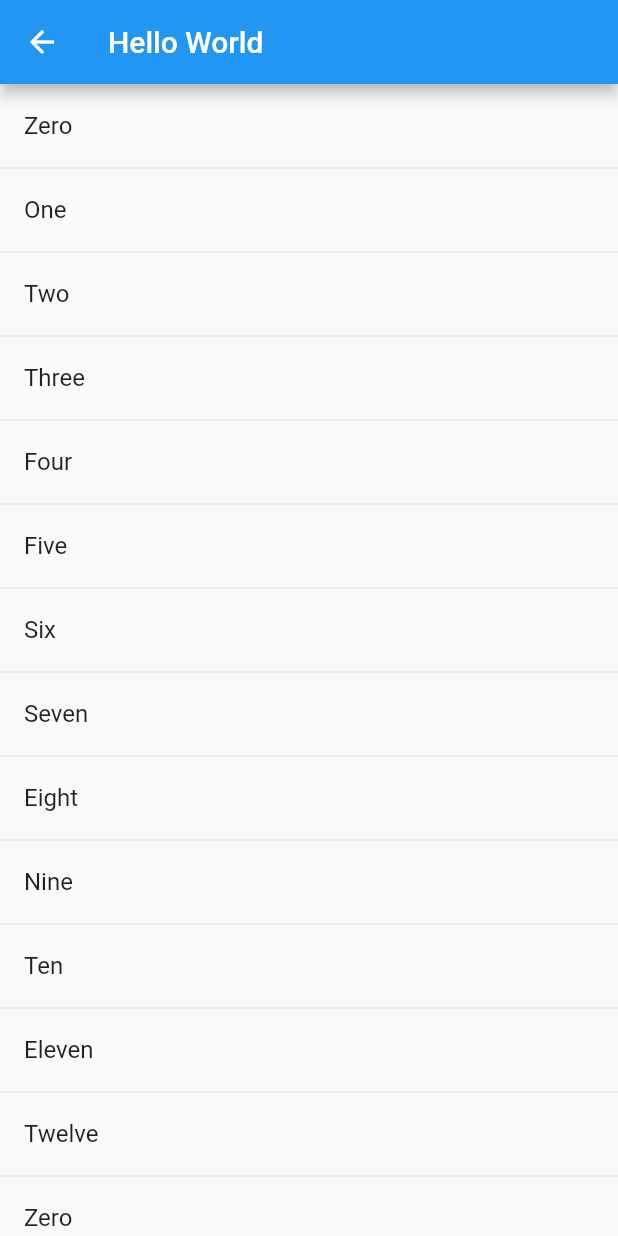
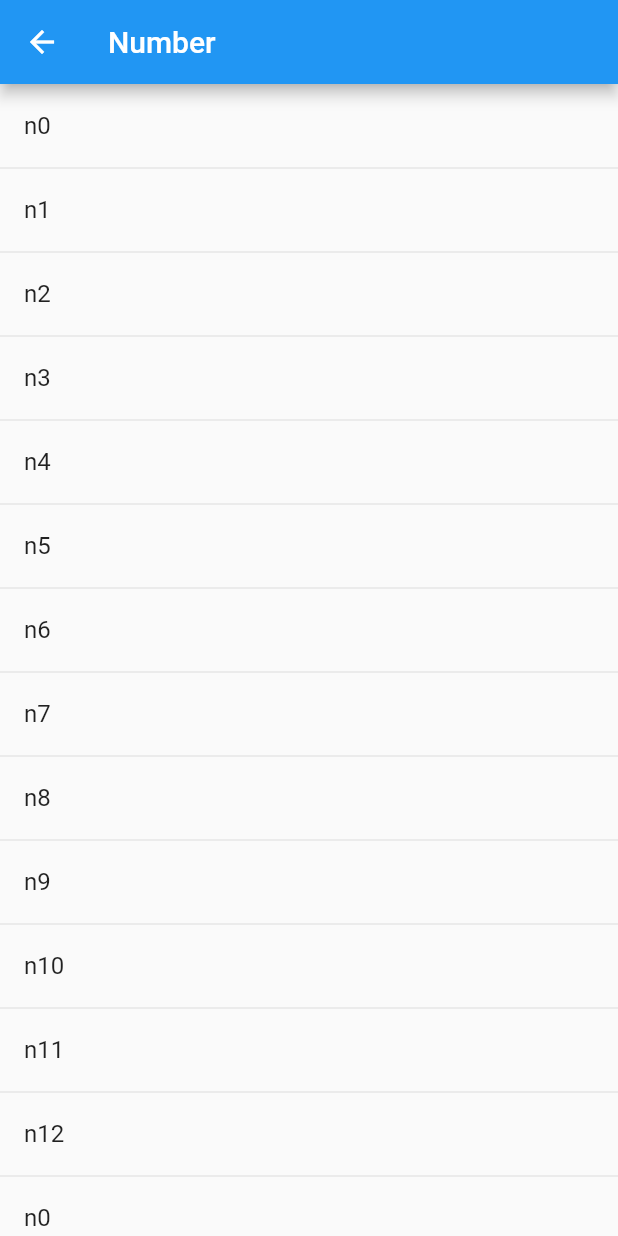
Before and after one commit to uncaose/flutter_test, a Flutter app: the screen it shows after launch, after a tap on "Number", on a phone screen of 412 x 824 dp. Run offline on Flutter 3.47's test engine with Material 2 defaults, Android fonts, the phone set to English and light mode, and no system bars.

Commit message:
Feat: Reset Master

```diff
--- a/lib/src/app.dart
+++ b/lib/src/app.dart
@@ -1,22 +1,12 @@
 import 'package:flutter/material.dart';
-import 'package:flutter_localizations/flutter_localizations.dart';
-import 'i18n/i18n.dart';
-import './routes.dart';
+import 'routes.dart';
 
 class App extends StatelessWidget {
   @override
   Widget build(BuildContext context) {
     return MaterialApp(
-      onGenerateTitle: (BuildContext context) => I18n.of(context).title,
-      localizationsDelegates: [
-        const I18nDelegate(),
-        GlobalMaterialLocalizations.delegate,
-        GlobalWidgetsLocalizations.delegate,
-      ],
-      supportedLocales: [
-        const Locale('en', ''),
-        const Locale('ko', ''),
-      ],
+      title: 'flutter_test',
+      initialRoute: '/',
       routes: routes,
     );
   }
--- a/lib/src/i18n/i18n.dart
+++ /dev/null
@@ -1,72 +0,0 @@
-import 'package:flutter/material.dart';
-import 'package:flutter/foundation.dart' show SynchronousFuture;
-
-class I18n {
-  I18n(this.locale);
-
-  final Locale locale;
-
-  static I18n of(BuildContext context) {
-    return Localizations.of<I18n>(context, I18n);
-  }
-
-  static Map<String, Map<String, String>> _localizedValues = {
-    'en': {
-      'title': 'Hello World',
-      'n0': 'Zero',
-      'n1': 'One',
-      'n2': 'Two',
-      'n3': 'Three',
-      'n4': 'Four',
-      'n5': 'Five',
-      'n6': 'Six',
-      'n7': 'Seven',
-      'n8': 'Eight',
-      'n9': 'Nine',
-      'n10': 'Ten',
-      'n11': 'Eleven',
-      'n12': 'Twelve',
-    },
-    'ko': {
-      'title': '안녕하세요.',
-      'n0': '영',
-      'n1': '일',
-      'n2': '이',
-      'n3': '삼',
-      'n4': '사',
-      'n5': '오',
-      'n6': '육',
-      'n7': '칠',
-      'n8': '팔',
-      'n9': '구',
-      'n10': '십',
-      'n11': '십일',
-      'n12': '십이',
-    },
-  };
-
-  String get title {
-    return _localizedValues[locale.languageCode ?? 'en']['title'];
-  }
-
-  String tr(txt) {
-    return _localizedValues[locale.languageCode ?? 'en'][txt] ?? '';
-  }
-}
-
-class I18nDelegate extends LocalizationsDelegate<I18n> {
-  const I18nDelegate();
-
-  @override
-  bool isSupported(Locale locale) => ['en', 'ko'].contains(locale.languageCode);
-
-  @override
-  Future<I18n> load(Locale locale) {
-    // Returning a SynchronousFuture here because an async "load" operation
-    // isn't needed to produce an instance of Local.
-    return SynchronousFuture<I18n>(I18n(locale));
-  }
-
-  @override
-  bool shouldReload(I18nDelegate old) => false;
-}
--- a/lib/src/screens/hello.dart
+++ b/lib/src/screens/hello.dart
@@ -1,15 +1,30 @@
 import 'package:flutter/material.dart';
-import '../i18n/i18n.dart';
 
 class Hello extends StatelessWidget {
   @override
   Widget build(BuildContext context) {
     return Scaffold(
       appBar: AppBar(
-        title: Text(I18n.of(context).title),
+        title: Text('Hello'),
       ),
       body: Center(
-        child: Text(I18n.of(context).title),
+        child: Column(
+          mainAxisAlignment: MainAxisAlignment.center,
+          children: [
+            Container(
+              margin: EdgeInsets.symmetric(
+                vertical: 16.0,
+              ),
+              child: Text('Hello World'),
+            ),
+            RaisedButton(
+              onPressed: () {
+                Navigator.popAndPushNamed(context, '/');
+              },
+              child: Text('Home'),
+            )
+          ],
+        ),
       ),
     );
   }
--- a/lib/src/screens/number.dart
+++ b/lib/src/screens/number.dart
@@ -1,5 +1,4 @@
 import 'package:flutter/material.dart';
-import '../i18n/i18n.dart';
 import '../widgets/tile_title.dart';
 
 class Number extends StatelessWidget {
@@ -7,7 +6,7 @@ class Number extends StatelessWidget {
   Widget build(BuildContext context) {
     return Scaffold(
       appBar: AppBar(
-        title: Text(I18n.of(context).title),
+        title: Text('Number'),
       ),
       body: getList(context),
     );
@@ -18,22 +17,20 @@ class Number extends StatelessWidget {
       children: ListTile.divideTiles(
         context: context,
         tiles: [
-          TileTitle(I18n.of(context).tr('n0')),
-          TileTitle(I18n.of(context).tr('n1')),
-          TileTitle(I18n.of(context).tr('n2')),
-          TileTitle(I18n.of(context).tr('n3')),
-          TileTitle(I18n.of(context).tr('n4')),
-          TileTitle(I18n.of(context).tr('n5')),
-          TileTitle(I18n.of(context).tr('n6')),
-          TileTitle(I18n.of(context).tr('n7')),
-          TileTitle(I18n.of(context).tr('n8')),
-          TileTitle(I18n.of(context).tr('n9')),
-          TileTitle(I18n.of(context).tr('n10')),
-          TileTitle(I18n.of(context).tr('n11')),
-          TileTitle(I18n.of(context).tr('n12')),
-          ...['n0', 'n2', 'n9', 'n3', 'n12']
-              .map((e) => TileTitle(I18n.of(context).tr(e)))
-              .toList(),
+          TileTitle('n0'),
+          TileTitle('n1'),
+          TileTitle('n2'),
+          TileTitle('n3'),
+          TileTitle('n4'),
+          TileTitle('n5'),
+          TileTitle('n6'),
+          TileTitle('n7'),
+          TileTitle('n8'),
+          TileTitle('n9'),
+          TileTitle('n10'),
+          TileTitle('n11'),
+          TileTitle('n12'),
+          ...['n0', 'n2', 'n9', 'n3', 'n12'].map((e) => TileTitle(e)).toList(),
         ],
       ).toList(),
     );
--- a/lib/src/screens/welcome.dart
+++ b/lib/src/screens/welcome.dart
@@ -1,12 +1,11 @@
 import 'package:flutter/material.dart';
-import '../i18n/i18n.dart';
 
 class Welcome extends StatelessWidget {
   @override
   Widget build(BuildContext context) {
     return Scaffold(
       appBar: AppBar(
-        title: Text(I18n.of(context).tr('welcome')),
+        title: Text('welcome'),
       ),
       body: Center(
         child: Column(
--- a/pubspec.yaml
+++ b/pubspec.yaml
@@ -22,8 +22,6 @@ environment:
 
 dependencies:
   flutter:
-    sdk: flutter
-  flutter_localizations:
     sdk: flutter
 
 
```
